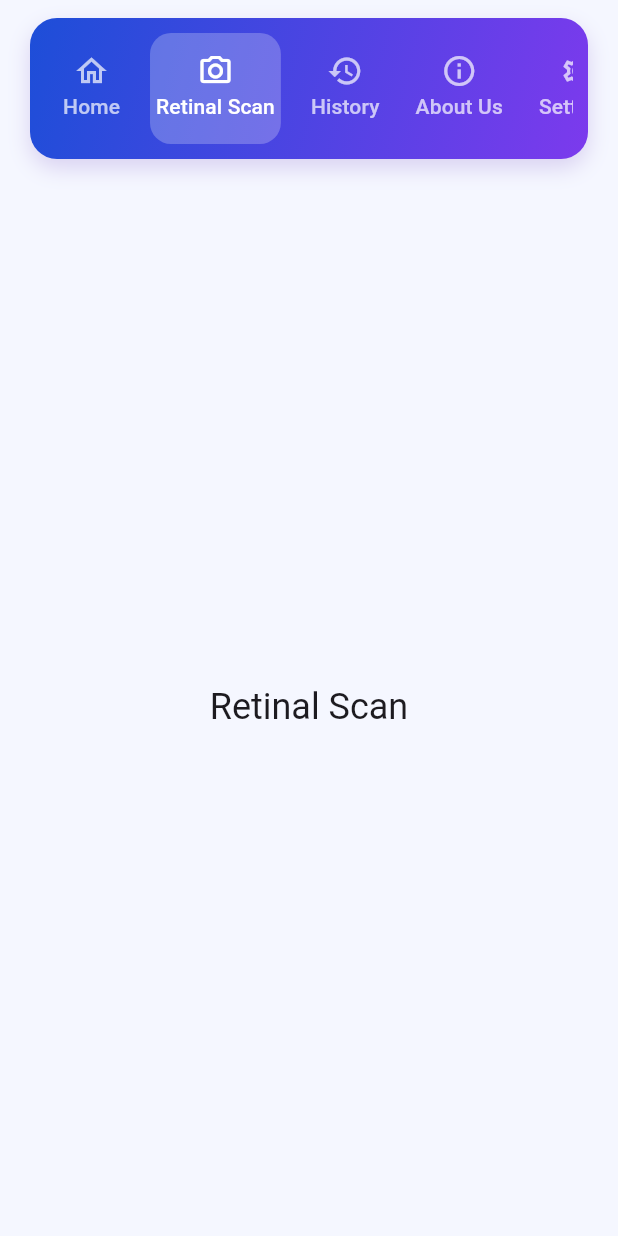
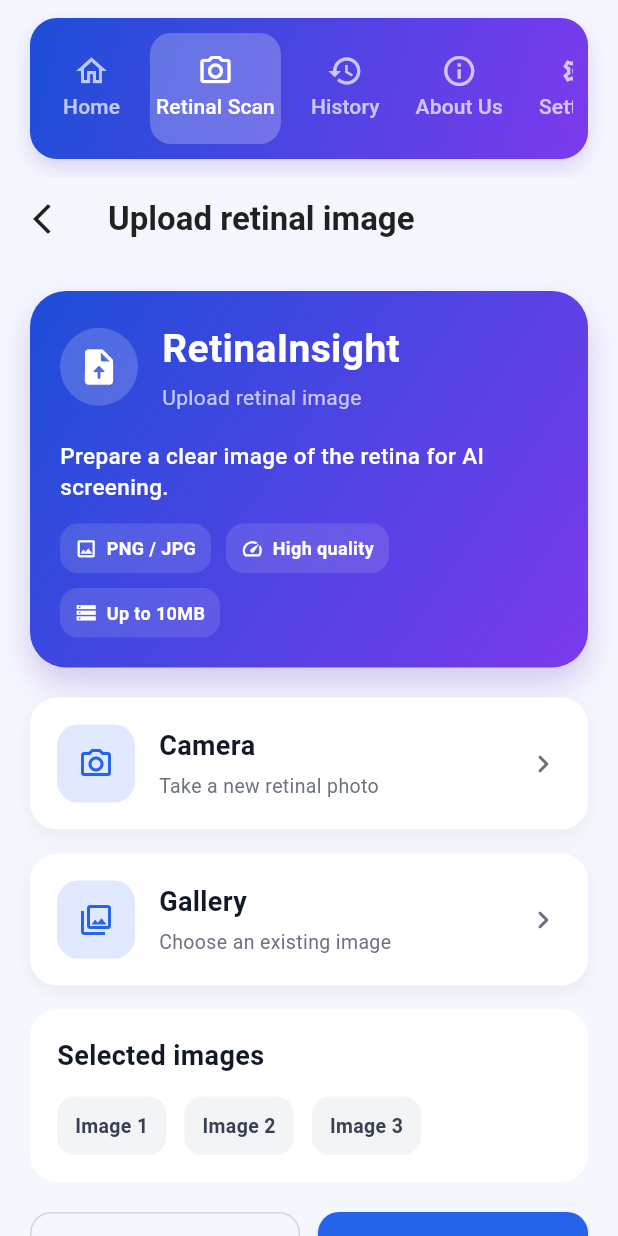
Before and after one commit to pasindumadushan/DiabeticRetinopathyMobileApp, a Flutter app: the screen it shows after launch, tab 2 chosen, on a phone screen of 412 x 824 dp. Run offline on Flutter 3.47's test engine with Material 3 defaults, Android fonts, the light colour scheme and no system bars.

Commit message:
upload page partial create

```diff
--- a/lib/main.dart
+++ b/lib/main.dart
@@ -1,5 +1,6 @@
 import 'package:flutter/material.dart';
 import 'screens/home/home.dart';
+import 'screens/upload/upload.dart';
 
 void main() {
   runApp(const MyApp());
@@ -83,7 +84,7 @@ class AppShell extends StatelessWidget {
                 child: TabBarView(
                   children: [
                     const HomeScreen(),
-                    const _TabPlaceholder(title: 'Retinal Scan'),
+                    const UploadScreen(),
                     const _TabPlaceholder(title: 'Diagnostics History'),
                     const _TabPlaceholder(title: 'About Us'),
                     const _TabPlaceholder(title: 'Settings'),
--- /dev/null
+++ b/lib/screens/upload/components/footer_buttons.dart
@@ -0,0 +1,47 @@
+import 'package:flutter/material.dart';
+
+class FooterButtons extends StatelessWidget {
+  const FooterButtons({super.key});
+
+  @override
+  Widget build(BuildContext context) {
+    return Row(
+      children: [
+        Expanded(
+          child: OutlinedButton(
+            onPressed: () {
+              DefaultTabController.of(context).animateTo(0);
+            },
+            style: OutlinedButton.styleFrom(
+              padding: const EdgeInsets.symmetric(vertical: 16),
+              side: const BorderSide(color: Color(0xFFCBD5E1)),
+              shape: RoundedRectangleBorder(
+                borderRadius: BorderRadius.circular(14),
+              ),
+            ),
+            child: const Text('Cancel'),
+          ),
+        ),
+        const SizedBox(width: 12),
+        Expanded(
+          child: ElevatedButton(
+            onPressed: () {
+              ScaffoldMessenger.of(context).showSnackBar(
+                const SnackBar(content: Text('Analyzing retinal image...')),
+              );
+            },
+            style: ElevatedButton.styleFrom(
+              padding: const EdgeInsets.symmetric(vertical: 16),
+              backgroundColor: const Color(0xFF2563EB),
+              foregroundColor: Colors.white,
+              shape: RoundedRectangleBorder(
+                borderRadius: BorderRadius.circular(14),
+              ),
+            ),
+            child: const Text('Analyze now'),
+          ),
+        ),
+      ],
+    );
+  }
+}
--- /dev/null
+++ b/lib/screens/upload/components/selected_Images.dart
@@ -0,0 +1,58 @@
+import 'package:flutter/material.dart';
+
+class SelectedImages extends StatelessWidget {
+  const SelectedImages({super.key});
+
+  @override
+  Widget build(BuildContext context) {
+    final images = [
+      'Image 1',
+      'Image 2',
+      'Image 3',
+    ];
+
+    return Container(
+      width: double.infinity,
+      padding: const EdgeInsets.all(18),
+      decoration: BoxDecoration(
+        color: Colors.white,
+        borderRadius: BorderRadius.circular(18),
+      ),
+      child: Column(
+        crossAxisAlignment: CrossAxisAlignment.start,
+        children: [
+          const Text(
+            'Selected images',
+            style: TextStyle(
+              fontSize: 18,
+              fontWeight: FontWeight.w700,
+              color: Color(0xFF111827),
+            ),
+          ),
+          const SizedBox(height: 14),
+          Wrap(
+            spacing: 12,
+            runSpacing: 12,
+            children: images.map((image) {
+              return Container(
+                padding: const EdgeInsets.symmetric(horizontal: 12, vertical: 10),
+                decoration: BoxDecoration(
+                  color: const Color(0xFFF3F4F6),
+                  borderRadius: BorderRadius.circular(12),
+                ),
+                child: Text(
+                  image,
+                  style: const TextStyle(
+                    fontSize: 13,
+                    fontWeight: FontWeight.w600,
+                    color: Color(0xFF374151),
+                  ),
+                ),
+              );
+            }).toList(),
+          ),
+        ],
+      ),
+    );
+  }
+}
--- /dev/null
+++ b/lib/screens/upload/components/selection_button.dart
@@ -0,0 +1,94 @@
+import 'package:flutter/material.dart';
+
+class SelectionButton extends StatelessWidget {
+  const SelectionButton({super.key});
+
+  @override
+  Widget build(BuildContext context) {
+    final items = [
+      _SelectionOption(
+        icon: Icons.camera_alt_outlined,
+        title: 'Camera',
+        subtitle: 'Take a new retinal photo',
+      ),
+      _SelectionOption(
+        icon: Icons.photo_library_outlined,
+        title: 'Gallery',
+        subtitle: 'Choose an existing image',
+      ),
+    ];
+
+    return Column(
+      children: [
+        for (int i = 0; i < items.length; i++) ...[
+          Container(
+            width: double.infinity,
+            margin: EdgeInsets.only(bottom: i == items.length - 1 ? 0 : 16),
+            padding: const EdgeInsets.all(18),
+            decoration: BoxDecoration(
+              color: Colors.white,
+              borderRadius: BorderRadius.circular(18),
+              boxShadow: [
+                BoxShadow(
+                  color: Colors.black.withValues(alpha: 0.05),
+                  blurRadius: 10,
+                  offset: const Offset(0, 4),
+                ),
+              ],
+            ),
+            child: Row(
+              children: [
+                Container(
+                  width: 52,
+                  height: 52,
+                  decoration: BoxDecoration(
+                    color: const Color(0xFFE0E9FF),
+                    borderRadius: BorderRadius.circular(14),
+                  ),
+                  child: Icon(items[i].icon, color: const Color(0xFF2563EB)),
+                ),
+                const SizedBox(width: 16),
+                Expanded(
+                  child: Column(
+                    crossAxisAlignment: CrossAxisAlignment.start,
+                    children: [
+                      Text(
+                        items[i].title,
+                        style: const TextStyle(
+                          fontSize: 18,
+                          fontWeight: FontWeight.w700,
+                          color: Color(0xFF111827),
+                        ),
+                      ),
+                      const SizedBox(height: 4),
+                      Text(
+                        items[i].subtitle,
+                        style: const TextStyle(
+                          fontSize: 13,
+                          color: Color(0xFF6B7280),
+                        ),
+                      ),
+                    ],
+                  ),
+                ),
+                const Icon(Icons.chevron_right_rounded, color: Color(0xFF6B7280)),
+              ],
+            ),
+          ),
+        ],
+      ],
+    );
+  }
+}
+
+class _SelectionOption {
+  const _SelectionOption({
+    required this.icon,
+    required this.title,
+    required this.subtitle,
+  });
+
+  final IconData icon;
+  final String title;
+  final String subtitle;
+}
--- /dev/null
+++ b/lib/screens/upload/components/upload_header.dart
@@ -0,0 +1,132 @@
+import 'package:flutter/material.dart';
+
+class UploadHeader extends StatelessWidget {
+  const UploadHeader({super.key});
+
+  @override
+  Widget build(BuildContext context) {
+    return Container(
+      margin: const EdgeInsets.symmetric(horizontal: 0),
+      padding: const EdgeInsets.all(20),
+      decoration: BoxDecoration(
+        gradient: const LinearGradient(
+          begin: Alignment.topLeft,
+          end: Alignment.bottomRight,
+          colors: [
+            Color(0xFF1D4ED8),
+            Color(0xFF7C3AED),
+          ],
+        ),
+        borderRadius: BorderRadius.circular(24),
+        boxShadow: [
+          BoxShadow(
+            color: Colors.deepPurple.withValues(alpha: 0.25),
+            blurRadius: 18,
+            offset: const Offset(0, 10),
+          ),
+        ],
+      ),
+      child: Column(
+        crossAxisAlignment: CrossAxisAlignment.start,
+        children: [
+          Row(
+            children: [
+              Container(
+                width: 52,
+                height: 52,
+                decoration: BoxDecoration(
+                  color: Colors.white.withValues(alpha: 0.18),
+                  shape: BoxShape.circle,
+                ),
+                child: const Icon(
+                  Icons.upload_file_rounded,
+                  color: Colors.white,
+                  size: 28,
+                ),
+              ),
+              const SizedBox(width: 16),
+              Expanded(
+                child: Column(
+                  crossAxisAlignment: CrossAxisAlignment.start,
+                  children: const [
+                    Text(
+                      'RetinaInsight',
+                      style: TextStyle(
+                        color: Colors.white,
+                        fontSize: 26,
+                        fontWeight: FontWeight.bold,
+                      ),
+                    ),
+                    SizedBox(height: 4),
+                    Text(
+                      'Upload retinal image',
+                      style: TextStyle(
+                        color: Colors.white70,
+                        fontSize: 14,
+                      ),
+                    ),
+                  ],
+                ),
+              ),
+            ],
+          ),
+          const SizedBox(height: 18),
+          const Text(
+            'Prepare a clear image of the retina for AI screening.',
+            style: TextStyle(
+              color: Colors.white,
+              fontSize: 15,
+              fontWeight: FontWeight.w500,
+            ),
+          ),
+          const SizedBox(height: 14),
+          Wrap(
+            spacing: 10,
+            runSpacing: 10,
+            children: const [
+              _InfoChip(icon: Icons.image_outlined, label: 'PNG / JPG'),
+              _InfoChip(icon: Icons.speed_outlined, label: 'High quality'),
+              _InfoChip(icon: Icons.storage_outlined, label: 'Up to 10MB'),
+            ],
+          ),
+        ],
+      ),
+    );
+  }
+}
+
+class _InfoChip extends StatelessWidget {
+  const _InfoChip({
+    required this.icon,
+    required this.label,
+  });
+
+  final IconData icon;
+  final String label;
+
+  @override
+  Widget build(BuildContext context) {
+    return Container(
+      padding: const EdgeInsets.symmetric(horizontal: 10, vertical: 8),
+      decoration: BoxDecoration(
+        color: Colors.white.withValues(alpha: 0.12),
+        borderRadius: BorderRadius.circular(12),
+      ),
+      child: Row(
+        mainAxisSize: MainAxisSize.min,
+        children: [
+          Icon(icon, color: Colors.white, size: 15),
+          const SizedBox(width: 6),
+          Text(
+            label,
+            style: const TextStyle(
+              color: Colors.white,
+              fontSize: 12,
+              fontWeight: FontWeight.w600,
+            ),
+          ),
+        ],
+      ),
+    );
+  }
+}
--- /dev/null
+++ b/lib/screens/upload/upload.dart
@@ -0,0 +1,46 @@
+import 'package:flutter/material.dart';
+import 'components/upload_header.dart';
+import 'components/selection_button.dart';
+import 'components/selected_images.dart';
+import 'components/footer_buttons.dart';
+
+class UploadScreen extends StatelessWidget {
+  const UploadScreen({super.key});
+
+  @override
+  Widget build(BuildContext context) {
+    return Scaffold(
+      backgroundColor: const Color(0xFFF5F7FF),
+      appBar: AppBar(
+        backgroundColor: const Color(0xFFF5F7FF),
+        elevation: 0,
+        leading: IconButton(
+          icon: const Icon(Icons.arrow_back_ios_new, color: Colors.black87),
+          onPressed: () {
+            DefaultTabController.of(context).animateTo(0);
+          },
+        ),
+        title: const Text(
+          'Upload retinal image',
+          style: TextStyle(color: Colors.black87, fontWeight: FontWeight.w600),
+        ),
+      ),
+      body: const SafeArea(
+        child: SingleChildScrollView(
+          padding: EdgeInsets.all(20),
+          child: Column(
+            children: [
+              UploadHeader(),
+              SizedBox(height: 20),
+              SelectionButton(),
+              SizedBox(height: 16),
+              SelectedImages(),
+              SizedBox(height: 20),
+              FooterButtons(),
+            ],
+          ),
+        ),
+      ),
+    );
+  }
+}
```
